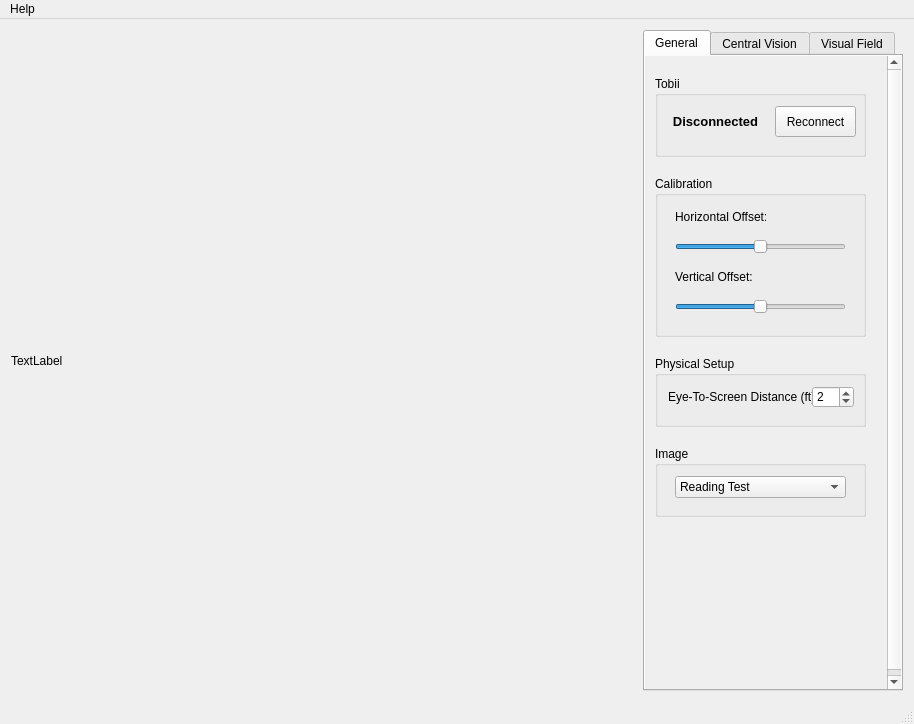
Before: the Qt Designer form EyeTrackingSuite/EyeTrackingSuite.ui in jaffob/EyeTrackingSuite, drawn with Qt 5.
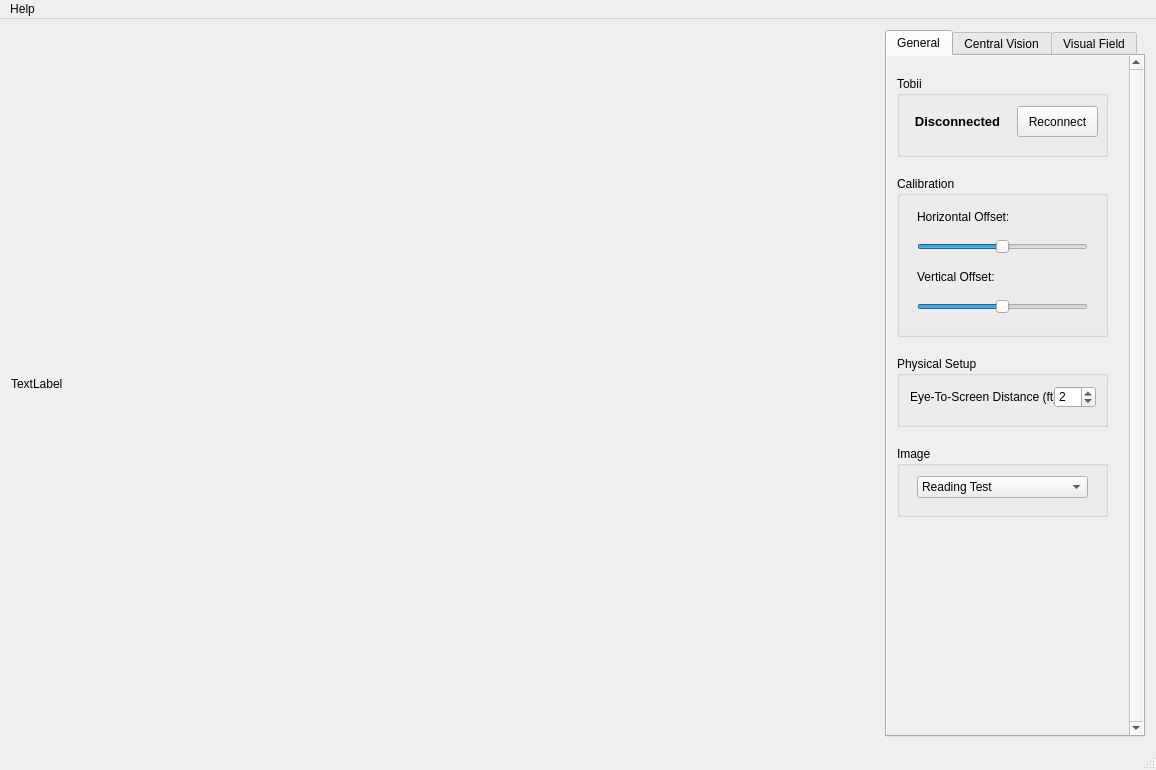
After: the same form once the commit is applied. The open tabs and pages were chosen to show the change. Custom widgets are drawn as their Qt base class.

Diff of the .ui file:
```diff
--- a/EyeTrackingSuite/EyeTrackingSuite.ui
+++ b/EyeTrackingSuite/EyeTrackingSuite.ui
@@ -6,8 +6,8 @@
    <rect>
     <x>0</x>
     <y>0</y>
-    <width>914</width>
-    <height>724</height>
+    <width>1156</width>
+    <height>770</height>
    </rect>
   </property>
   <property name="windowTitle">
@@ -818,7 +818,7 @@
     <rect>
      <x>0</x>
      <y>0</y>
-     <width>914</width>
+     <width>1156</width>
      <height>21</height>
     </rect>
    </property>
```
Left out of the diff: 2 changed lines with no effect on the pictures.
